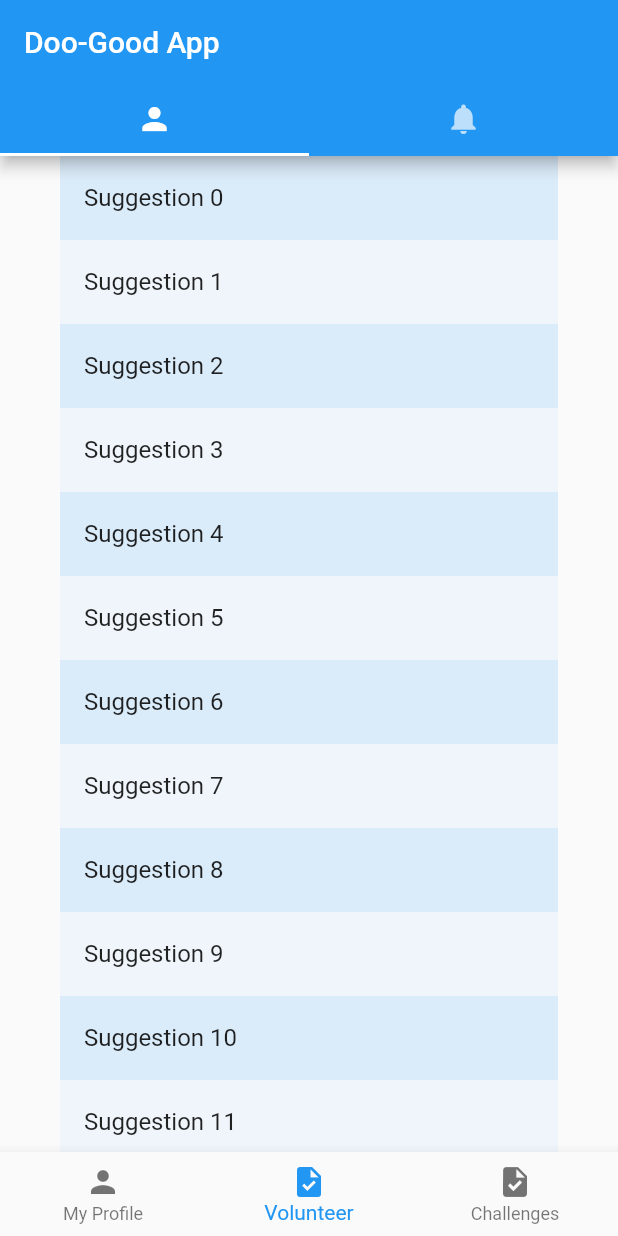
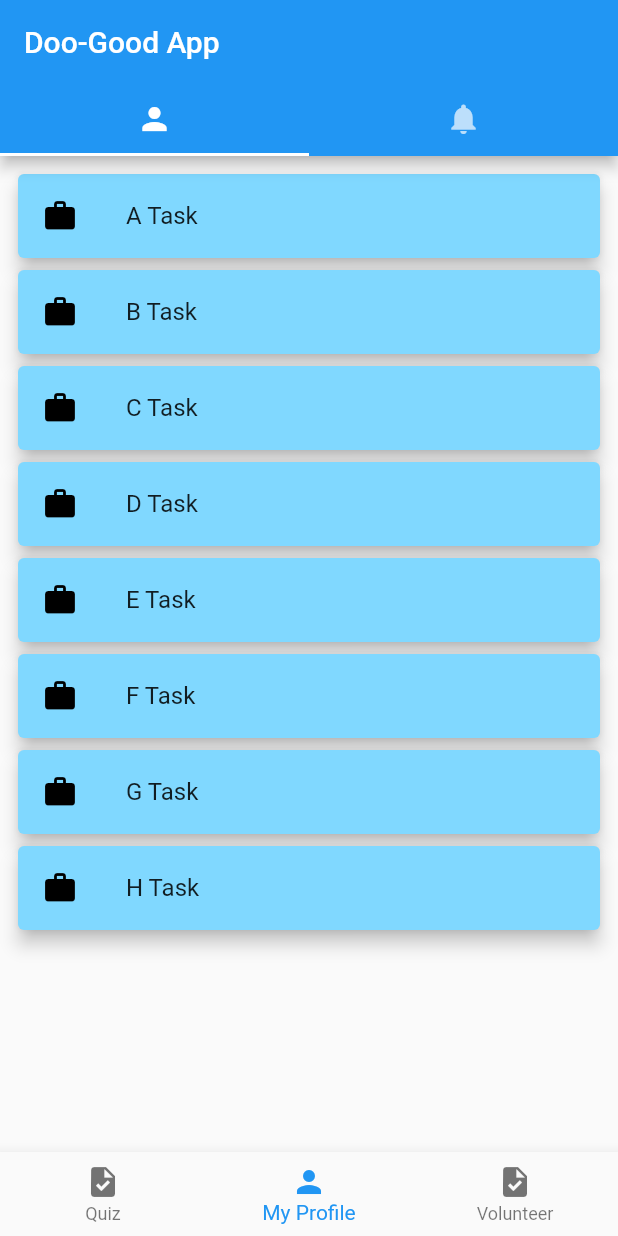
Before and after one commit to eriksoriano/forgood, a Flutter app: the screen it shows after launch, item 2 of the bottom bar chosen, on a phone screen of 412 x 824 dp. Run offline on Flutter 3.47's test engine with Material 2 defaults, Android fonts, the phone set to English and light mode, and no system bars.

Commit message:
all good no issues

```diff
--- a/lib/main.dart
+++ b/lib/main.dart
@@ -37,67 +37,67 @@ class _MyHomePageState extends State<MyHomePage> {
 // **************************************************************************
   final List<int> _items = List<int>.generate(20, (int index) => index);
 
-  // List<String> tasks = [
-  //   "A Task",
-  //   "B Task",
-  //   "C Task",
-  //   "D Task",
-  //   "E Task",
-  //   "F Task",
-  //   "G Task",
-  //   "H Task"
-  // ];
+  List<String> tasks = [
+    "A Task",
+    "B Task",
+    "C Task",
+    "D Task",
+    "E Task",
+    "F Task",
+    "G Task",
+    "H Task"
+  ];
   @override
   Widget _listofOpportunities() {
-    final ColorScheme colorScheme = Theme.of(context).colorScheme;
-    final Color oddItemColor = colorScheme.primary.withOpacity(0.05);
-    final Color evenItemColor = colorScheme.primary.withOpacity(0.15);
+    // final ColorScheme colorScheme = Theme.of(context).colorScheme;
+    // final Color oddItemColor = colorScheme.primary.withOpacity(0.05);
+    // final Color evenItemColor = colorScheme.primary.withOpacity(0.15);
 
-    return ReorderableListView(
-      padding: const EdgeInsets.symmetric(horizontal: 40),
-      children: <Widget>[
-        for (int index = 0; index < _items.length; index += 1)
-          ListTile(
-            key: Key('$index'),
-            tileColor: _items[index].isOdd ? oddItemColor : evenItemColor,
-            title: Text('Suggestion ${_items[index]}'),
-          ),
-      ],
-      onReorder: (int oldIndex, int newIndex) {
-        setState(() {
-          if (oldIndex < newIndex) {
-            newIndex -= 1;
-          }
-          final int item = _items.removeAt(oldIndex);
-          _items.insert(newIndex, item);
-        });
-      },
+    // return ReorderableListView(
+    //   padding: const EdgeInsets.symmetric(horizontal: 40),
+    //   children: <Widget>[
+    //     for (int index = 0; index < _items.length; index += 1)
+    //       ListTile(
+    //         key: Key('$index'),
+    //         tileColor: _items[index].isOdd ? oddItemColor : evenItemColor,
+    //         title: Text('Suggestion ${_items[index]}'),
+    //       ),
+    //   ],
+    //   onReorder: (int oldIndex, int newIndex) {
+    //     setState(() {
+    //       if (oldIndex < newIndex) {
+    //         newIndex -= 1;
+    //       }
+    //       final int item = _items.removeAt(oldIndex);
+    //       _items.insert(newIndex, item);
+    //     });
+    //   },
+    // );
+    return Container(
+      padding: EdgeInsets.all(8.0),
+      child: ReorderableListView(
+          children: [
+            for (final task in tasks)
+              Card(
+                color: Colors.lightBlueAccent.shade100,
+                key: ValueKey(task),
+                elevation: 5.0,
+                child: ListTile(
+                  title: Text(task),
+                  leading: Icon(Icons.work, color: Colors.black),
+                ),
+              ),
+          ],
+          onReorder: (oldIndex, newIndex) {
+            setState(() {
+              if (newIndex > oldIndex) {
+                newIndex = newIndex - 1;
+              }
+            });
+            final task = tasks.removeAt(oldIndex);
+            tasks.insert(newIndex, task);
+          }),
     );
-    // return Container(
-    //   padding: EdgeInsets.all(8.0),
-    //   child: ReorderableListView(
-    //       children: [
-    //         for (final task in tasks)
-    //           Card(
-    //             color: Colors.lightBlueAccent.shade100,
-    //             key: ValueKey(task),
-    //             elevation: 5.0,
-    //             child: ListTile(
-    //               title: Text(task),
-    //               leading: Icon(Icons.work, color: Colors.black),
-    //             ),
-    //           ),
-    //       ],
-    //       onReorder: (oldIndex, newIndex) {
-    //         setState(() {
-    //           if (newIndex > oldIndex) {
-    //             newIndex = newIndex - 1;
-    //           }
-    //         });
-    //         final task = tasks.removeAt(oldIndex);
-    //         tasks.insert(newIndex, task);
-    //       }),
-    // );
   }
 
 // **************************************************************************
@@ -128,22 +128,22 @@ class _MyHomePageState extends State<MyHomePage> {
           Row(
             mainAxisAlignment: MainAxisAlignment.center,
             children: [
-              Container(
-                padding: EdgeInsets.only(right: 20),
-                child: Image(
-                  // width: 300,
-                  height: 60,
-                  image: AssetImage("assets/usericon.png"),
-                  fit: BoxFit.fitWidth,
-                ),
-              ),
-              Text(
-                "Your Name Bro",
-                style: TextStyle(
-                  fontSize: 25,
-                  fontWeight: FontWeight.bold,
-                ),
-              ),
+              // Container(
+              //   padding: EdgeInsets.only(right: 20),
+              //   child: Image(
+              //     // width: 300,
+              //     height: 60,
+              //     image: AssetImage("assets/usericon.png"),
+              //     fit: BoxFit.fitWidth,
+              //   ),
+              // ),
+              // Text(
+              //   "Your Name Bro",
+              //   style: TextStyle(
+              //     fontSize: 25,
+              //     fontWeight: FontWeight.bold,
+              //   ),
+              // ),
             ],
           ),
           SizedBox(
@@ -192,6 +192,18 @@ class _MyHomePageState extends State<MyHomePage> {
                     },
                     child: Text('Update (+)'),
                   ),
+                  ElevatedButton(
+                    onPressed: () {
+                      setState(() {
+                        // _goodDay = _goodDay + 0.2;
+                      });
+                    },
+                    style: ElevatedButton.styleFrom(primary: Colors.green),
+                    child: Text(
+                      'Send Challenge',
+                      style: TextStyle(fontSize: 10),
+                    ),
+                  ),
                 ],
               ),
               Column(
@@ -232,6 +244,18 @@ class _MyHomePageState extends State<MyHomePage> {
                       });
                     },
                     child: Text('Update (+)'),
+                  ),
+                  ElevatedButton(
+                    onPressed: () {
+                      setState(() {
+                        // _goodDay = _goodDay + 0.2;
+                      });
+                    },
+                    style: ElevatedButton.styleFrom(primary: Colors.green),
+                    child: Text(
+                      'Send Challenge',
+                      style: TextStyle(fontSize: 10),
+                    ),
                   ),
                 ],
               )
@@ -276,6 +300,18 @@ class _MyHomePageState extends State<MyHomePage> {
                       });
                     },
                     child: Text('Update (+)'),
+                  ),
+                  ElevatedButton(
+                    onPressed: () {
+                      setState(() {
+                        // _goodDay = _goodDay + 0.2;
+                      });
+                    },
+                    style: ElevatedButton.styleFrom(primary: Colors.green),
+                    child: Text(
+                      'Send Challenge',
+                      style: TextStyle(fontSize: 10),
+                    ),
                   ),
                 ],
               ),
@@ -403,16 +439,16 @@ class _MyHomePageState extends State<MyHomePage> {
             onTap: _onItemTapped,
             items: const [
               BottomNavigationBarItem(
+                icon: Icon(Icons.task),
+                label: 'Quiz',
+              ),
+              BottomNavigationBarItem(
                 icon: Icon(Icons.person),
                 label: 'My Profile',
               ),
               BottomNavigationBarItem(
                 icon: Icon(Icons.task),
                 label: 'Volunteer',
-              ),
-              BottomNavigationBarItem(
-                icon: Icon(Icons.task),
-                label: 'Challenges',
               ),
             ],
           ),
```
